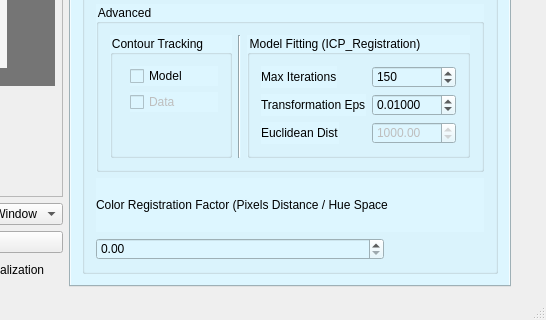
biotracking/biotrack, file ManyTrack/MultiTrack_SRC/multitrack.ui: the form before one commit; both pictures show x 651 to 1197 and y 552 to 872 of the 1197 by 872 pixel window.
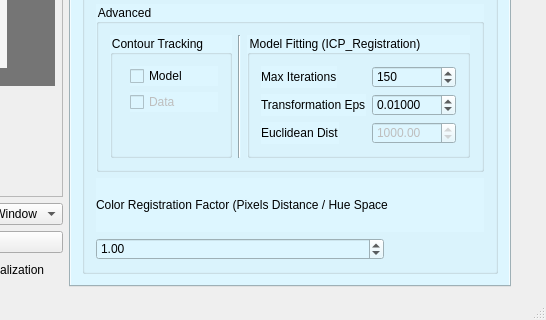
The form after the commit. Icons and pictures are not drawn.

Commit message: --DISABLE RANSAC COMPLETELY! AHHHHHH -NOW STUFF WORKS SOOO MUCH BETTER!

Diff of the .ui file:
```diff
--- a/ManyTrack/MultiTrack_SRC/multitrack.ui
+++ b/ManyTrack/MultiTrack_SRC/multitrack.ui
@@ -743,7 +743,7 @@
               <double>0.100000000000000</double>
              </property>
              <property name="value">
-              <double>0.000000000000000</double>
+              <double>1.000000000000000</double>
              </property>
             </widget>
            </item>
```
The commit also changes 2 other files.
